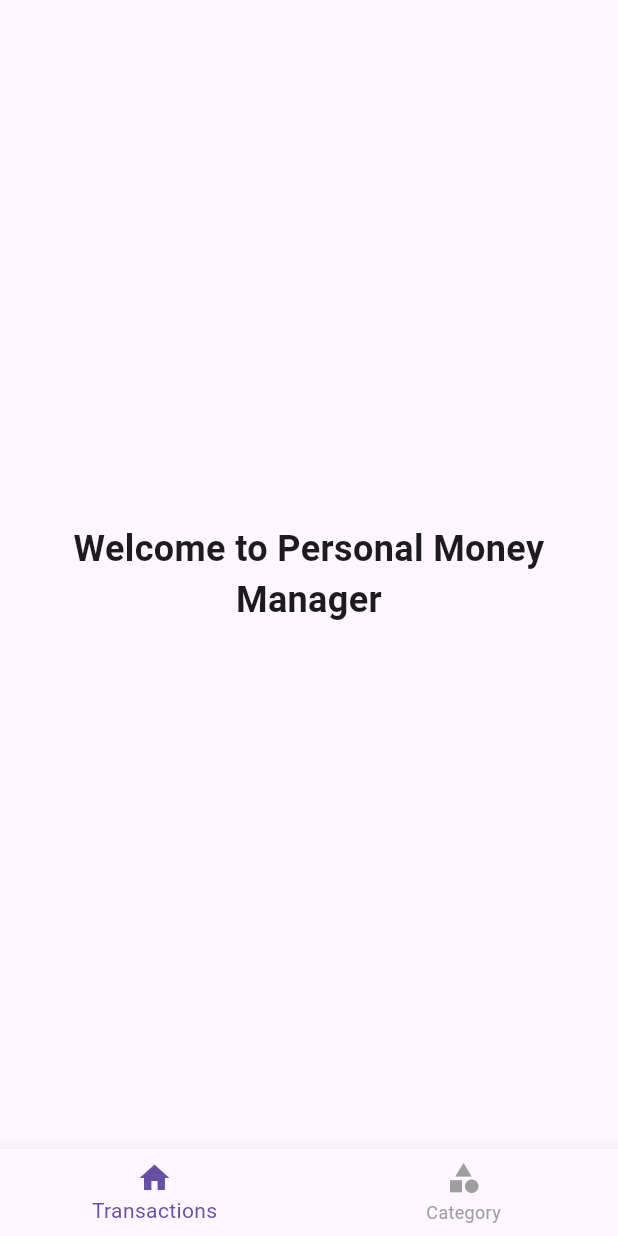
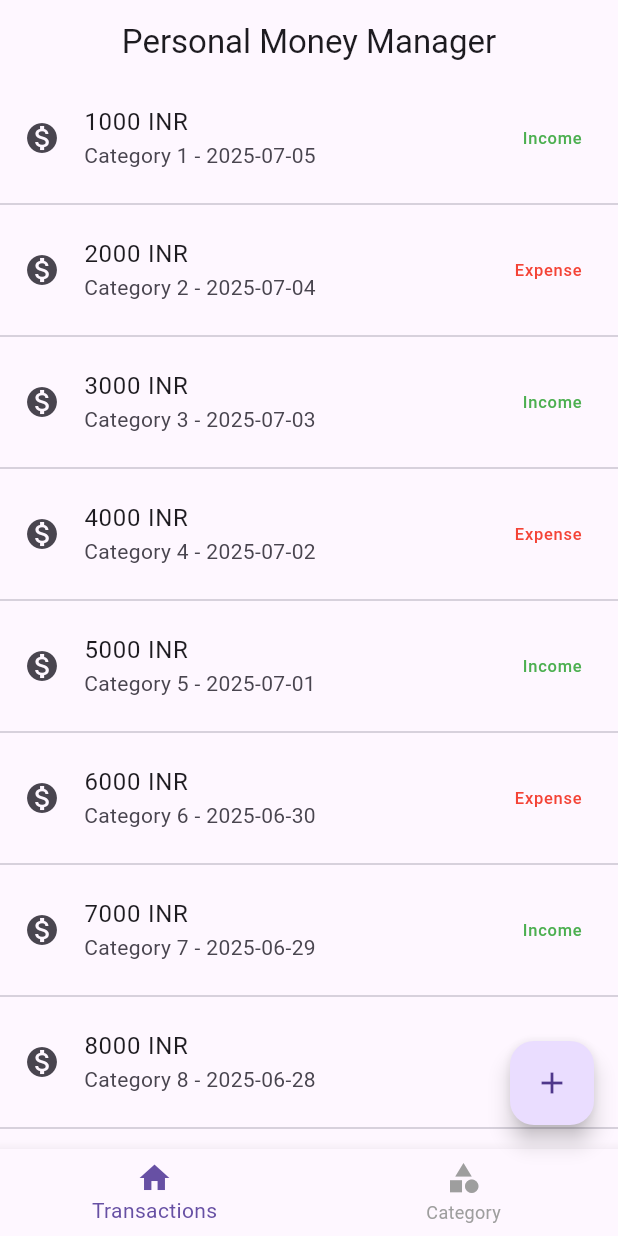
Before and after one commit to Uvaisbugh/Finmate, a Flutter app: the screen it shows after launch, on a phone screen of 412 x 824 dp. Run offline on Flutter 3.47's test engine with Material 3 defaults, Android fonts, the light colour scheme and no system bars.

Commit message:
Refactor home and category screens, add transaction screen
Removed AppBar from CategoryScreen and updated it to return only the content. Refactored ScreenHome to manage navigation between TransactionScreen and CategoryScreen, added an AppBar, and implemented a floating action button with context-aware actions. Added a new TransactionScreen with a sample transaction list.

```diff
--- a/lib/main.dart
+++ b/lib/main.dart
@@ -13,9 +13,9 @@ class MyApp extends StatelessWidget {
     return MaterialApp(
       title: 'Personal Money Manager',
       theme: ThemeData(primarySwatch: Colors.blue),
-      home: const ScreenHome(),
+      home: ScreenHome(),
       debugShowCheckedModeBanner: false,
-      routes: {'/home': (context) => const ScreenHome()},
+      routes: {'/home': (context) => ScreenHome()},
     );
   }
 }
--- a/lib/screens/category/screen_category.dart
+++ b/lib/screens/category/screen_category.dart
@@ -5,9 +5,6 @@ class CategoryScreen extends StatelessWidget {
 
   @override
   Widget build(BuildContext context) {
-    return Scaffold(
-      appBar: AppBar(title: Text('Categories')),
-      body: Center(child: Text('Category Screen')),
-    );
+    return Center(child: Text('Category Screen'));
   }
 }
--- a/lib/screens/home/screen_home.dart
+++ b/lib/screens/home/screen_home.dart
@@ -1,22 +1,40 @@
 import 'package:flutter/material.dart';
 import 'package:personal_money_manager/screens/home/widget/bottom_navigation.dart';
+import 'package:personal_money_manager/screens/category/screen_category.dart';
+import 'package:personal_money_manager/screens/transaction/screen_transation.dart';
 
 class ScreenHome extends StatelessWidget {
-  const ScreenHome({super.key});
+  ScreenHome({super.key});
 
   static ValueNotifier<int> selectedIndexNotifier = ValueNotifier(0);
-  final List<Widget> pages = [ScreenTransactions(), ScreenCategory()];
+  static const String routeName = '/home';
+  final List<Widget> pages = [TransactionScreen(), CategoryScreen()];
   @override
   Widget build(BuildContext context) {
     return Scaffold(
-      body: const SafeArea(
+      appBar: AppBar(
+        title: const Text('Personal Money Manager'),
+        centerTitle: true,
+      ),
+      body: SafeArea(
         child: Center(
-          child: Text(
-            'Welcome to Personal Money Manager',
-            style: TextStyle(fontSize: 24, fontWeight: FontWeight.bold),
-            textAlign: TextAlign.center,
+          child: ValueListenableBuilder(
+            valueListenable: selectedIndexNotifier,
+            builder: (context, value, child) {
+              return pages[value];
+            },
           ),
         ),
+      ),
+      floatingActionButton: FloatingActionButton(
+        onPressed: () {
+          if (selectedIndexNotifier.value == 0) {
+            print('Add Transaction');
+          } else {
+            print('Add Category');
+          }
+        },
+        child: const Icon(Icons.add),
       ),
       bottomNavigationBar: const MoneyManagerBottomNavigation(),
     );
--- a/lib/screens/transaction/screen_transation.dart
+++ b/lib/screens/transaction/screen_transation.dart
@@ -0,0 +1,25 @@
+import 'package:flutter/material.dart';
+
+class TransactionScreen extends StatelessWidget {
+  const TransactionScreen({super.key});
+  @override
+  Widget build(BuildContext context) {
+    return ListView.separated(
+      itemCount: 12,
+      separatorBuilder: (context, index) => Divider(),
+      itemBuilder: (context, index) {
+        return ListTile(
+          leading: Icon(Icons.monetization_on),
+          title: Text('${(index + 1) * 1000} INR'),
+          subtitle: Text(
+            'Category ${index + 1} - ${DateTime.now().subtract(Duration(days: index)).toLocal().toIso8601String().split('T')[0]}',
+          ),
+          trailing: Text(
+            index % 2 == 0 ? 'Income' : 'Expense',
+            style: TextStyle(color: index % 2 == 0 ? Colors.green : Colors.red),
+          ),
+        );
+      },
+    );
+  }
+}
```
